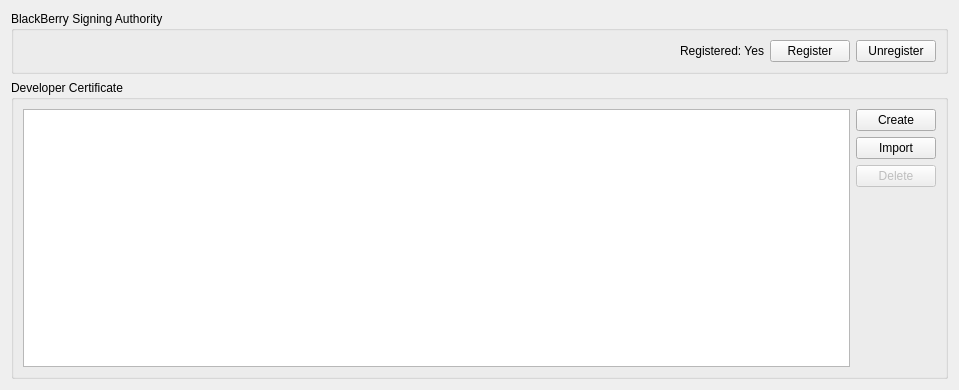
This is src/plugins/qnx/blackberrykeyswidget.ui in qt-creator/qt-creator as Qt 5 draws it before an edit. The edited form follows.
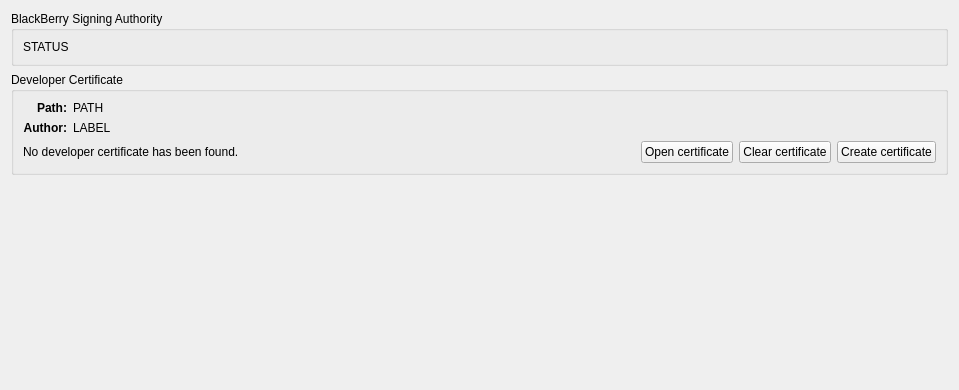
This is the edited form.

```diff
--- a/src/plugins/qnx/blackberrykeyswidget.ui
+++ b/src/plugins/qnx/blackberrykeyswidget.ui
@@ -21,36 +21,24 @@
      </property>
      <layout class="QHBoxLayout" name="horizontalLayout">
       <item>
-       <spacer name="horizontalSpacer">
-        <property name="orientation">
-         <enum>Qt::Horizontal</enum>
+       <widget class="QLabel" name="keyStatus">
+        <property name="font">
+         <font>
+          <weight>50</weight>
+          <bold>false</bold>
+         </font>
         </property>
-        <property name="sizeHint" stdset="0">
-         <size>
-          <width>658</width>
-          <height>20</height>
-         </size>
-        </property>
-       </spacer>
-      </item>
-      <item>
-       <widget class="QLabel" name="registeredLabel">
         <property name="text">
-         <string>Registered: Yes</string>
+         <string>STATUS</string>
         </property>
-       </widget>
-      </item>
-      <item>
-       <widget class="QPushButton" name="registerButton">
-        <property name="text">
-         <string>Register</string>
+        <property name="textFormat">
+         <enum>Qt::RichText</enum>
         </property>
-       </widget>
-      </item>
-      <item>
-       <widget class="QPushButton" name="unregisterButton">
-        <property name="text">
-         <string>Unregister</string>
+        <property name="wordWrap">
+         <bool>true</bool>
+        </property>
+        <property name="textInteractionFlags">
+         <set>Qt::LinksAccessibleByKeyboard|Qt::LinksAccessibleByMouse</set>
         </property>
        </widget>
       </item>
@@ -62,57 +50,148 @@
      <property name="title">
       <string>Developer Certificate</string>
      </property>
-     <layout class="QGridLayout" name="gridLayout">
-      <item row="3" column="2">
-       <spacer name="verticalSpacer">
-        <property name="orientation">
-         <enum>Qt::Vertical</enum>
-        </property>
-        <property name="sizeHint" stdset="0">
-         <size>
-          <width>20</width>
-          <height>189</height>
-         </size>
-        </property>
-       </spacer>
+     <layout class="QVBoxLayout" name="verticalLayout_2">
+      <item>
+       <layout class="QGridLayout" name="gridLayout">
+        <item row="0" column="0">
+         <widget class="QLabel" name="pathLabel">
+          <property name="sizePolicy">
+           <sizepolicy hsizetype="Preferred" vsizetype="Preferred">
+            <horstretch>0</horstretch>
+            <verstretch>0</verstretch>
+           </sizepolicy>
+          </property>
+          <property name="font">
+           <font>
+            <weight>75</weight>
+            <bold>true</bold>
+           </font>
+          </property>
+          <property name="text">
+           <string>Path:</string>
+          </property>
+          <property name="alignment">
+           <set>Qt::AlignRight|Qt::AlignTrailing|Qt::AlignVCenter</set>
+          </property>
+         </widget>
+        </item>
+        <item row="0" column="1">
+         <widget class="QLabel" name="certificatePath">
+          <property name="sizePolicy">
+           <sizepolicy hsizetype="Expanding" vsizetype="Preferred">
+            <horstretch>0</horstretch>
+            <verstretch>0</verstretch>
+           </sizepolicy>
+          </property>
+          <property name="text">
+           <string>PATH</string>
+          </property>
+         </widget>
+        </item>
+        <item row="1" column="0">
+         <widget class="QLabel" name="authorLabel">
+          <property name="sizePolicy">
+           <sizepolicy hsizetype="Preferred" vsizetype="Preferred">
+            <horstretch>0</horstretch>
+            <verstretch>0</verstretch>
+           </sizepolicy>
+          </property>
+          <property name="font">
+           <font>
+            <weight>75</weight>
+            <bold>true</bold>
+           </font>
+          </property>
+          <property name="text">
+           <string>Author:</string>
+          </property>
+          <property name="alignment">
+           <set>Qt::AlignRight|Qt::AlignTrailing|Qt::AlignVCenter</set>
+          </property>
+         </widget>
+        </item>
+        <item row="1" column="1">
+         <widget class="QLabel" name="certificateAuthor">
+          <property name="sizePolicy">
+           <sizepolicy hsizetype="Expanding" vsizetype="Preferred">
+            <horstretch>0</horstretch>
+            <verstretch>0</verstretch>
+           </sizepolicy>
+          </property>
+          <property name="text">
+           <string>LABEL</string>
+          </property>
+         </widget>
+        </item>
+       </layout>
       </item>
-      <item row="0" column="0" rowspan="4">
-       <widget class="QTableView" name="certificatesView">
-        <property name="selectionBehavior">
-         <enum>QAbstractItemView::SelectRows</enum>
-        </property>
-        <attribute name="verticalHeaderVisible">
-         <bool>false</bool>
-        </attribute>
-       </widget>
-      </item>
-      <item row="0" column="2">
-       <widget class="QPushButton" name="createCertificate">
-        <property name="text">
-         <string>Create</string>
-        </property>
-       </widget>
-      </item>
-      <item row="1" column="2">
-       <widget class="QPushButton" name="importCertificate">
-        <property name="text">
-         <string>Import</string>
-        </property>
-       </widget>
-      </item>
-      <item row="2" column="2">
-       <widget class="QPushButton" name="deleteCertificate">
-        <property name="enabled">
-         <bool>false</bool>
-        </property>
-        <property name="text">
-         <string>Delete</string>
-        </property>
-       </widget>
+      <item>
+       <layout class="QHBoxLayout" name="horizontalLayout_2">
+        <item>
+         <widget class="QLabel" name="noCertificateLabel">
+          <property name="font">
+           <font>
+            <weight>50</weight>
+            <bold>false</bold>
+           </font>
+          </property>
+          <property name="text">
+           <string>No developer certificate has been found.</string>
+          </property>
+         </widget>
+        </item>
+        <item>
+         <spacer name="horizontalSpacer">
+          <property name="orientation">
+           <enum>Qt::Horizontal</enum>
+          </property>
+          <property name="sizeHint" stdset="0">
+           <size>
+            <width>40</width>
+            <height>20</height>
+           </size>
+          </property>
+         </spacer>
+        </item>
+        <item>
+         <widget class="QPushButton" name="openCertificateButton">
+          <property name="text">
+           <string>Open certificate</string>
+          </property>
+         </widget>
+        </item>
+        <item>
+         <widget class="QPushButton" name="clearCertificateButton">
+          <property name="text">
+           <string>Clear certificate</string>
+          </property>
+         </widget>
+        </item>
+        <item>
+         <widget class="QPushButton" name="createCertificateButton">
+          <property name="text">
+           <string>Create certificate</string>
+          </property>
+         </widget>
+        </item>
+       </layout>
       </item>
      </layout>
     </widget>
    </item>
+   <item>
+    <spacer name="verticalSpacer">
+     <property name="orientation">
+      <enum>Qt::Vertical</enum>
+     </property>
+     <property name="sizeHint" stdset="0">
+      <size>
+       <width>20</width>
+       <height>207</height>
+      </size>
+     </property>
+    </spacer>
+   </item>
   </layout>
  </widget>
  <resources/>
```
